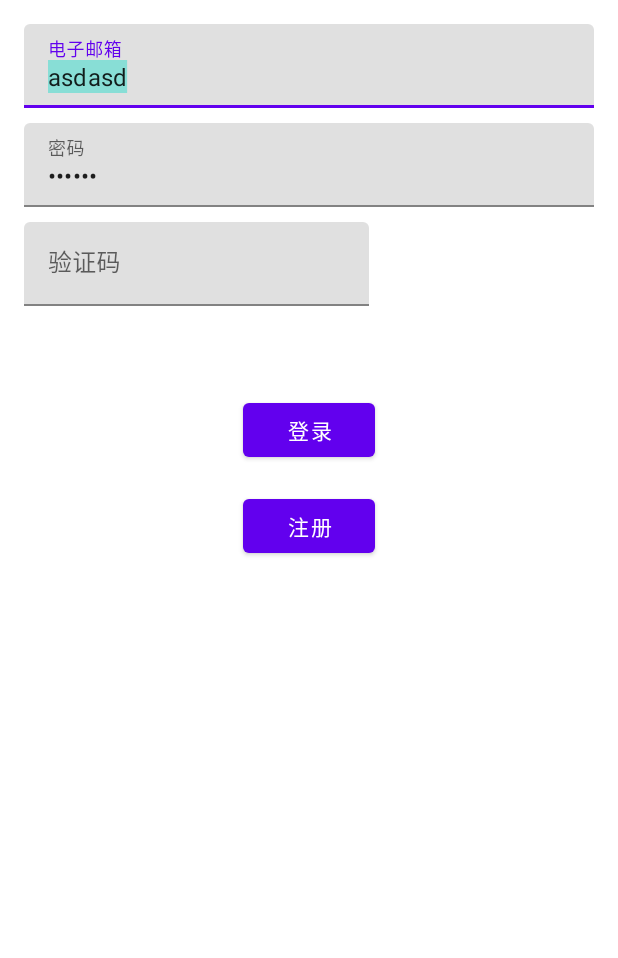
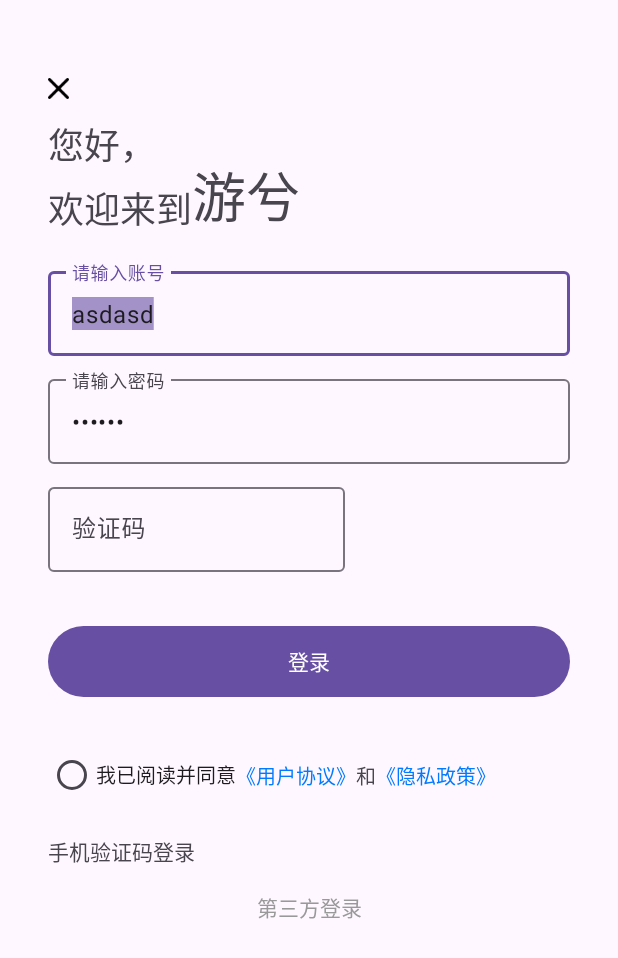
Before and after one commit to klxiaoniu/Youxi, an Android app: the layout activity_login.xml on its own in the app's theme, with its tools: preview values and no code run, on a phone screen of 412 x 824 dp. Shown: the top 958 px of the screen. Run offline under Robolectric (Android 15) with nearby library versions, the phone set to English and light mode, and no system bars.

Commit message:
opt: LoginActivity layout

```diff
--- /dev/null
+++ b/app/src/main/java/com/glittering/youxi/ui/BaseActivity.kt
@@ -0,0 +1,63 @@
+package com.glittering.youxi.ui
+
+import android.app.UiModeManager
+import android.content.Context
+import android.content.res.Configuration
+import android.os.Bundle
+import androidx.appcompat.app.AlertDialog
+import androidx.appcompat.app.AppCompatActivity
+import androidx.viewbinding.ViewBinding
+import com.dylanc.viewbinding.base.ActivityBinding
+import com.dylanc.viewbinding.base.ActivityBindingDelegate
+import com.gyf.immersionbar.ImmersionBar
+
+
+abstract class BaseActivity<VB : ViewBinding> : AppCompatActivity(),
+    ActivityBinding<VB> by ActivityBindingDelegate() {
+
+    private var mLoading: AlertDialog? = null
+    override fun onCreate(savedInstanceState: Bundle?) {
+        super.onCreate(savedInstanceState)
+        setContentViewWithBinding()
+//        val actionBar: ActionBar? = supportActionBar
+//        if (actionBar != null) {
+//            actionBar.setHomeButtonEnabled(true)
+//            actionBar.setDisplayHomeAsUpEnabled(true)
+//        }
+
+
+//        val color = SurfaceColors.SURFACE_2.getColor(this)
+//        window.statusBarColor = color // Set color of system statusBar same as ActionBar
+//        window.navigationBarColor =
+//            color // Set color of system navigationBar same as BottomNavigationView
+
+        ImmersionBar.with(this)
+            .transparentBar()
+            .statusBarDarkFont(!isDarkTheme(this))   //状态栏字体是深色，不写默认为亮色
+            .navigationBarDarkIcon(true)
+            .init()
+
+    }
+
+    fun isDarkTheme(context: Context): Boolean {
+        val flag = context.resources.configuration.uiMode and
+                Configuration.UI_MODE_NIGHT_MASK
+        return flag == Configuration.UI_MODE_NIGHT_YES
+    }
+
+//    override fun onOptionsItemSelected(item: MenuItem): Boolean {
+//        when (item.itemId) {
+//            android.R.id.home -> finish() // back button
+//        }
+//        return super.onOptionsItemSelected(item)
+//    }
+
+    fun showLoading() {
+//        val view = layoutInflater.inflate(R.layout.dialog_loading_pbar, null)
+//        mLoading = MaterialAlertDialogBuilder(this).setView(view).setCancelable(false).show()
+    }
+
+    fun dismissLoading() {
+        mLoading?.dismiss()
+    }
+}
--- a/app/src/main/java/com/glittering/youxi/LoginActivity.kt
+++ b/app/src/main/java/com/glittering/youxi/ui/LoginActivity.kt
@@ -1,5 +1,6 @@
-package com.glittering.youxi
+package com.glittering.youxi.ui
 
+import android.content.res.ColorStateList
 import android.graphics.Bitmap
 import android.graphics.BitmapFactory
 import android.graphics.Canvas
@@ -11,6 +12,7 @@ import android.util.Base64
 import android.util.Log
 import androidx.appcompat.app.AppCompatActivity
 import com.glittering.youxi.MyApplication.Companion.loggedInUser
+import com.glittering.youxi.R
 import com.glittering.youxi.data.*
 import com.glittering.youxi.databinding.ActivityLoginBinding
 import com.glittering.youxi.utils.setToken
@@ -25,15 +27,11 @@ import retrofit2.Response
 import java.io.ByteArrayOutputStream
 
 
-class LoginActivity : AppCompatActivity() {
-
-    private lateinit var binding: ActivityLoginBinding
+class LoginActivity : BaseActivity<ActivityLoginBinding>() {
 
     override fun onCreate(savedInstanceState: Bundle?) {
         super.onCreate(savedInstanceState)
 
-        binding = ActivityLoginBinding.inflate(layoutInflater)
-        setContentView(binding.root)
         val username = binding.username
         val password = binding.password
         val ivCode = binding.ivCode
@@ -41,11 +39,22 @@ class LoginActivity : AppCompatActivity() {
 
         ivCode.setOnClickListener { getCode() }
         getCode()
-
+        if (isDarkTheme(this)) {
+            binding.close.setColorFilter(getColor(R.color.white))
+        }
+        binding.close.setOnClickListener { finish() }
         binding.login.setOnClickListener {
+            if (!binding.checkAgree.isChecked){
+                ToastShort("请先阅读并同意《用户协议》和《隐私政策》")
+                return@setOnClickListener
+            }
             val userService = ServiceCreator.create<UserService>()
 
-            val loginRequest = LoginRequest(username.text.toString(), password.text.toString(),code.text.toString())
+            val loginRequest = LoginRequest(
+                username.text.toString(),
+                password.text.toString(),
+                code.text.toString()
+            )
             val json = FormBody.create(
                 MediaType.parse("application/json; charset=utf-8"),
                 Gson().toJson(loginRequest)
--- a/app/src/main/java/com/glittering/youxi/MainActivity.kt
+++ b/app/src/main/java/com/glittering/youxi/ui/MainActivity.kt
@@ -1,23 +1,18 @@
-package com.glittering.youxi
+package com.glittering.youxi.ui
 
 import android.os.Bundle
 import com.google.android.material.bottomnavigation.BottomNavigationView
 import androidx.appcompat.app.AppCompatActivity
 import androidx.navigation.findNavController
 import androidx.navigation.ui.AppBarConfiguration
-import androidx.navigation.ui.setupActionBarWithNavController
 import androidx.navigation.ui.setupWithNavController
+import com.glittering.youxi.R
 import com.glittering.youxi.databinding.ActivityMainBinding
 
-class MainActivity : AppCompatActivity() {
-
-    private lateinit var binding: ActivityMainBinding
+class MainActivity : BaseActivity<ActivityMainBinding>() {
 
     override fun onCreate(savedInstanceState: Bundle?) {
         super.onCreate(savedInstanceState)
-
-        binding = ActivityMainBinding.inflate(layoutInflater)
-        setContentView(binding.root)
 
         val navView: BottomNavigationView = binding.navView
 
@@ -29,7 +24,7 @@ class MainActivity : AppCompatActivity() {
                 R.id.navigation_home, R.id.navigation_dashboard, R.id.navigation_notifications
             )
         )
-        setupActionBarWithNavController(navController, appBarConfiguration)
+        //setupActionBarWithNavController(navController, appBarConfiguration)
         navView.setupWithNavController(navController)
     }
 }
--- /dev/null
+++ b/app/src/main/java/com/glittering/youxi/ui/NoSpaceTextView.java
@@ -0,0 +1,115 @@
+package com.glittering.youxi.ui;
+
+
+import android.annotation.SuppressLint;
+import android.content.Context;
+import android.graphics.Paint;
+import android.graphics.Rect;
+import android.text.Layout;
+import android.text.TextPaint;
+import android.util.AttributeSet;
+import android.widget.TextView;
+
+import androidx.annotation.Nullable;
+
+/**
+ * @author luowang8
+ * @date 2020-01-17 16:36
+ */
+
+@SuppressLint("AppCompatCustomView")
+public class NoSpaceTextView extends TextView {
+
+    /**
+     * 控制measure()方法 刷新测量
+     */
+    private boolean refreshMeasure = false;
+
+    public NoSpaceTextView(Context context) {
+        super(context);
+    }
+
+    public NoSpaceTextView(Context context, @Nullable AttributeSet attrs) {
+        super(context, attrs);
+    }
+
+    public NoSpaceTextView(Context context, @Nullable AttributeSet attrs, int defStyleAttr) {
+        super(context, attrs, defStyleAttr);
+    }
+
+    @Override
+    protected void onMeasure(int widthMeasureSpec, int heightMeasureSpec) {
+        super.onMeasure(widthMeasureSpec, heightMeasureSpec);
+
+        removeSpace(widthMeasureSpec, heightMeasureSpec);
+    }
+
+    @Override
+    public void setText(CharSequence text, BufferType type) {
+        super.setText(text, type);
+        // 每次文本内容改变时，需要测量两次，确保计算的高度没有问题
+        refreshMeasure = true;
+    }
+
+    /**
+     * 这里处理文本的上下留白问题
+     */
+    private void removeSpace(int widthspc, int heightspc) {
+
+        int       paddingTop = 0;
+        String[]  linesText  = getLinesText();
+        TextPaint paint      = getPaint();
+        Rect      rect       = new Rect();
+        String    text       = linesText[0];
+        paint.getTextBounds(text, 0, text.length(), rect);
+
+        Paint.FontMetricsInt fontMetricsInt = new Paint.FontMetricsInt();
+        paint.getFontMetricsInt(fontMetricsInt);
+
+        paddingTop = (fontMetricsInt.top - rect.top);
+
+        // 设置TextView向上的padding (小于0, 即把TextView文本内容向上移动)
+        setPadding(getLeftPaddingOffset()
+                , paddingTop + getTopPaddingOffset()
+                , getRightPaddingOffset()
+                , getBottomPaddingOffset());
+
+        String endText = linesText[linesText.length - 1];
+        paint.getTextBounds(endText, 0, endText.length(), rect);
+
+        // 再减去最后一行文本的底部空白，得到的就是TextView内容上线贴边的的高度，到达消除文本上下留白的问题
+        setMeasuredDimension(getMeasuredWidth()
+                , getMeasuredHeight() - (fontMetricsInt.bottom - rect.bottom));
+
+        if (refreshMeasure) {
+            refreshMeasure = false;
+            measure(widthspc, heightspc);
+        }
+    }
+
+    /**
+     * 获取每一行的文本内容
+     */
+    private String[] getLinesText() {
+
+        int start = 0;
+        int end   = 0;
+
+        String[] texts = new String[getLineCount()];
+
+        String text = getText().toString();
+
+        Layout layout = getLayout();
+
+        for (int i = 0; i < getLineCount(); i++) {
+            end = layout.getLineEnd(i);
+
+            String line = text.substring(start, end); //指定行的内容
+            start = end;
+
+            texts[i] = line;
+        }
+
+        return texts;
+    }
+}
--- a/app/src/main/java/com/glittering/youxi/ui/home/HomeFragment.kt
+++ b/app/src/main/java/com/glittering/youxi/ui/home/HomeFragment.kt
@@ -6,12 +6,10 @@ import android.view.LayoutInflater
 import android.view.View
 import android.view.ViewGroup
 import android.widget.Button
-import android.widget.TextView
 import androidx.fragment.app.Fragment
 import androidx.lifecycle.ViewModelProvider
-import com.glittering.youxi.LoginActivity
+import com.glittering.youxi.ui.LoginActivity
 import com.glittering.youxi.databinding.FragmentHomeBinding
-import com.xiaoniu.fund.applicationContext
 
 class HomeFragment : Fragment() {
 
--- a/app/src/main/java/com/glittering/youxi/ui/notifications/NotificationsFragment.kt
+++ b/app/src/main/java/com/glittering/youxi/ui/notifications/NotificationsFragment.kt
@@ -17,7 +17,7 @@ import androidx.core.content.PermissionChecker.PERMISSION_GRANTED
 import androidx.core.content.PermissionChecker.checkSelfPermission
 import androidx.fragment.app.Fragment
 import androidx.lifecycle.ViewModelProvider
-import com.glittering.youxi.LoginActivity
+import com.glittering.youxi.ui.LoginActivity
 import com.glittering.youxi.R
 import com.glittering.youxi.databinding.FragmentNotificationsBinding
 
--- a/app/src/main/res/layout/activity_login.xml
+++ b/app/src/main/res/layout/activity_login.xml
@@ -5,23 +5,62 @@
     android:id="@+id/container"
     android:layout_width="match_parent"
     android:layout_height="match_parent"
-    android:fitsSystemWindows="true"
     android:paddingLeft="@dimen/activity_horizontal_margin"
     android:paddingTop="@dimen/activity_vertical_margin"
     android:paddingRight="@dimen/activity_horizontal_margin"
     android:paddingBottom="@dimen/activity_vertical_margin"
-    tools:context=".LoginActivity">
+    tools:context=".ui.LoginActivity">
+
+    <ImageView
+        android:id="@+id/close"
+        android:layout_width="wrap_content"
+        android:layout_height="wrap_content"
+        android:layout_marginTop="20dp"
+        android:src="@drawable/close"
+        app:layout_constraintStart_toStartOf="parent"
+        app:layout_constraintTop_toTopOf="parent" />
+
+    <TextView
+        android:id="@+id/tv_ninhao"
+        android:layout_width="wrap_content"
+        android:layout_height="wrap_content"
+        android:layout_marginTop="12dp"
+        android:text="您好，"
+        android:textSize="24dp"
+        app:layout_constraintStart_toStartOf="parent"
+        app:layout_constraintTop_toBottomOf="@+id/close" />
+
+    <com.glittering.youxi.ui.NoSpaceTextView
+        android:id="@+id/tv_weicometo"
+        android:layout_width="wrap_content"
+        android:layout_height="wrap_content"
+        android:layout_marginTop="12dp"
+        android:text="欢迎来到"
+        android:textSize="24dp"
+        app:layout_constraintStart_toStartOf="parent"
+        app:layout_constraintTop_toBottomOf="@+id/tv_ninhao" />
+
+    <com.glittering.youxi.ui.NoSpaceTextView
+        android:layout_width="wrap_content"
+        android:layout_height="wrap_content"
+        android:fontFamily="@font/youshe"
+        android:includeFontPadding="false"
+        android:text="@string/app_name"
+        android:textSize="36dp"
+        app:layout_constraintBottom_toBottomOf="@+id/tv_weicometo"
+        app:layout_constraintStart_toEndOf="@id/tv_weicometo" />
 
     <com.google.android.material.textfield.TextInputLayout
         android:id="@+id/layout_username"
         android:layout_width="match_parent"
         android:layout_height="wrap_content"
+        android:layout_marginTop="18dp"
         android:hint="@string/prompt_email"
         app:hintAnimationEnabled="true"
         app:hintEnabled="true"
         app:layout_constraintEnd_toEndOf="parent"
         app:layout_constraintStart_toStartOf="parent"
-        app:layout_constraintTop_toTopOf="parent">
+        app:layout_constraintTop_toBottomOf="@id/tv_weicometo">
 
         <com.google.android.material.textfield.TextInputEditText
             android:id="@+id/username"
@@ -86,60 +125,78 @@
         app:layout_constraintEnd_toEndOf="parent"
         app:layout_constraintTop_toTopOf="@id/layout_code" />
 
-    <com.google.android.material.textfield.TextInputLayout
-        android:id="@+id/layout_name"
+    <Button
+        android:id="@+id/login"
         android:layout_width="match_parent"
+        android:layout_height="55dp"
+        android:layout_gravity="start"
+        android:layout_marginTop="32dp"
+        android:layout_marginBottom="64dp"
+        android:text="@string/action_sign_in"
+        app:layout_constraintStart_toStartOf="parent"
+        app:layout_constraintTop_toBottomOf="@+id/layout_code" />
+
+    <CheckBox
+        android:id="@+id/check_agree"
+        style="@style/Widget.AppCompat.CompoundButton.RadioButton"
+        android:layout_width="wrap_content"
         android:layout_height="wrap_content"
-        android:layout_marginTop="10dp"
-        android:hint="@string/prompt_name"
-        android:visibility="gone"
-        app:hintAnimationEnabled="true"
-        app:hintEnabled="true"
+        android:layout_marginTop="24dp"
+        android:text="我已阅读并同意"
+        android:textSize="13dp"
+        app:layout_constraintStart_toStartOf="parent"
+        app:layout_constraintTop_toBottomOf="@+id/login" />
+
+    <TextView
+        android:id="@+id/agreement"
+        android:layout_width="wrap_content"
+        android:layout_height="wrap_content"
+        android:text="《用户协议》"
+        android:textSize="13dp"
+        android:textColor="#007BFF"
+        app:layout_constraintStart_toEndOf="@id/check_agree"
+        app:layout_constraintTop_toTopOf="@id/check_agree"
+        app:layout_constraintBottom_toBottomOf="@+id/check_agree"/>
+
+    <TextView
+        android:id="@+id/and"
+        android:layout_width="wrap_content"
+        android:layout_height="wrap_content"
+        android:text="和"
+        android:textSize="13dp"
+        app:layout_constraintStart_toEndOf="@id/agreement"
+        app:layout_constraintTop_toTopOf="@id/check_agree"
+        app:layout_constraintBottom_toBottomOf="@+id/check_agree"/>
+
+    <TextView
+        android:id="@+id/privacy"
+        android:layout_width="wrap_content"
+        android:layout_height="wrap_content"
+        android:text="《隐私政策》"
+        android:textSize="13dp"
+        android:textColor="#007BFF"
+        app:layout_constraintStart_toEndOf="@id/and"
+        app:layout_constraintTop_toTopOf="@id/check_agree"
+        app:layout_constraintBottom_toBottomOf="@+id/check_agree"/>
+
+    <TextView
+        android:id="@+id/phone_login"
+        android:layout_width="wrap_content"
+        android:layout_height="wrap_content"
+        android:layout_marginTop="16dp"
+        android:text="手机验证码登录"
+        app:layout_constraintStart_toStartOf="parent"
+        app:layout_constraintTop_toBottomOf="@+id/check_agree" />
+
+    <TextView
+        android:layout_width="wrap_content"
+        android:layout_height="wrap_content"
+        android:layout_marginTop="16dp"
+        android:text="第三方登录"
+        android:textColor="#999999"
         app:layout_constraintEnd_toEndOf="parent"
         app:layout_constraintStart_toStartOf="parent"
-        app:layout_constraintTop_toBottomOf="@+id/layout_password">
-
-        <com.google.android.material.textfield.TextInputEditText
-            android:id="@+id/name"
-            android:layout_width="match_parent"
-            android:layout_height="wrap_content"
-            android:imeOptions="actionNext" />
-    </com.google.android.material.textfield.TextInputLayout>
-
-    <com.google.android.material.textfield.TextInputLayout
-        android:id="@+id/layout_phone"
-        android:layout_width="match_parent"
-        android:layout_height="wrap_content"
-        android:layout_marginTop="10dp"
-        android:hint="@string/prompt_phone"
-        android:visibility="gone"
-        app:hintAnimationEnabled="true"
-        app:hintEnabled="true"
-        app:layout_constraintEnd_toEndOf="parent"
-        app:layout_constraintStart_toStartOf="parent"
-        app:layout_constraintTop_toBottomOf="@+id/layout_name">
-
-        <com.google.android.material.textfield.TextInputEditText
-            android:id="@+id/phone"
-            android:layout_width="match_parent"
-            android:layout_height="wrap_content"
-            android:imeOptions="actionNext"
-            android:inputType="phone" />
-    </com.google.android.material.textfield.TextInputLayout>
-
-    <Button
-        android:id="@+id/login"
-        android:layout_width="wrap_content"
-        android:layout_height="wrap_content"
-        android:layout_gravity="start"
-        android:layout_marginTop="16dp"
-        android:layout_marginBottom="64dp"
-        android:text="@string/action_sign_in"
-        app:layout_constraintBottom_toBottomOf="parent"
-        app:layout_constraintEnd_toEndOf="parent"
-        app:layout_constraintStart_toStartOf="parent"
-        app:layout_constraintTop_toBottomOf="@+id/layout_password"
-        app:layout_constraintVertical_bias="0.2" />
+        app:layout_constraintTop_toBottomOf="@+id/phone_login" />
 
     <Button
         android:id="@+id/register"
@@ -149,6 +206,7 @@
         android:layout_marginTop="16dp"
         android:layout_marginBottom="64dp"
         android:text="@string/action_register"
+        android:visibility="gone"
         app:layout_constraintBottom_toBottomOf="parent"
         app:layout_constraintEnd_toEndOf="parent"
         app:layout_constraintStart_toStartOf="parent"
--- a/app/src/main/res/values-night/themes.xml
+++ b/app/src/main/res/values-night/themes.xml
@@ -1,16 +1,16 @@
 <resources xmlns:tools="http://schemas.android.com/tools">
     <!-- Base application theme. -->
-    <style name="Theme.游兮" parent="Theme.MaterialComponents.DayNight.DarkActionBar">
-        <!-- Primary brand color. -->
-        <item name="colorPrimary">@color/purple_200</item>
-        <item name="colorPrimaryVariant">@color/purple_700</item>
-        <item name="colorOnPrimary">@color/black</item>
-        <!-- Secondary brand color. -->
-        <item name="colorSecondary">@color/teal_200</item>
-        <item name="colorSecondaryVariant">@color/teal_200</item>
-        <item name="colorOnSecondary">@color/black</item>
-        <!-- Status bar color. -->
-        <item name="android:statusBarColor">?attr/colorPrimaryVariant</item>
-        <!-- Customize your theme here. -->
+    <style name="Theme.游兮" parent="Theme.Material3.DayNight.NoActionBar">
+<!--        &lt;!&ndash; Primary brand color. &ndash;&gt;-->
+<!--        <item name="colorPrimary">@color/purple_200</item>-->
+<!--        <item name="colorPrimaryVariant">@color/purple_700</item>-->
+<!--        <item name="colorOnPrimary">@color/black</item>-->
+<!--        &lt;!&ndash; Secondary brand color. &ndash;&gt;-->
+<!--        <item name="colorSecondary">@color/teal_200</item>-->
+<!--        <item name="colorSecondaryVariant">@color/teal_200</item>-->
+<!--        <item name="colorOnSecondary">@color/black</item>-->
+<!--        &lt;!&ndash; Status bar color. &ndash;&gt;-->
+<!--        <item name="android:statusBarColor">?attr/colorPrimaryVariant</item>-->
+<!--        &lt;!&ndash; Customize your theme here. &ndash;&gt;-->
     </style>
 </resources>
--- a/app/src/main/res/values/dimens.xml
+++ b/app/src/main/res/values/dimens.xml
@@ -1,5 +1,5 @@
 <resources>
     <!-- Default screen margins, per the Android Design guidelines. -->
-    <dimen name="activity_horizontal_margin">16dp</dimen>
-    <dimen name="activity_vertical_margin">16dp</dimen>
+    <dimen name="activity_horizontal_margin">32dp</dimen>
+    <dimen name="activity_vertical_margin">32dp</dimen>
 </resources>
--- a/app/src/main/res/values/strings.xml
+++ b/app/src/main/res/values/strings.xml
@@ -4,8 +4,8 @@
     <string name="title_dashboard">Dashboard</string>
     <string name="title_notifications">Notifications</string>
 
-    <string name="prompt_email">电子邮箱</string>
-    <string name="prompt_password">密码</string>
+    <string name="prompt_email">请输入账号</string>
+    <string name="prompt_password">请输入密码</string>
     <string name="action_sign_in">登录</string>
     <string name="prompt_name">姓名</string>
     <string name="prompt_code">验证码</string>
--- a/app/src/main/res/values/themes.xml
+++ b/app/src/main/res/values/themes.xml
@@ -1,16 +1,16 @@
 <resources xmlns:tools="http://schemas.android.com/tools">
     <!-- Base application theme. -->
-    <style name="Theme.游兮" parent="Theme.MaterialComponents.DayNight.DarkActionBar">
-        <!-- Primary brand color. -->
-        <item name="colorPrimary">@color/purple_500</item>
-        <item name="colorPrimaryVariant">@color/purple_700</item>
-        <item name="colorOnPrimary">@color/white</item>
-        <!-- Secondary brand color. -->
-        <item name="colorSecondary">@color/teal_200</item>
-        <item name="colorSecondaryVariant">@color/teal_700</item>
-        <item name="colorOnSecondary">@color/black</item>
-        <!-- Status bar color. -->
-        <item name="android:statusBarColor">?attr/colorPrimaryVariant</item>
-        <!-- Customize your theme here. -->
+    <style name="Theme.游兮" parent="Theme.Material3.DayNight.NoActionBar">
+<!--        &lt;!&ndash; Primary brand color. &ndash;&gt;-->
+<!--        <item name="colorPrimary">@color/purple_500</item>-->
+<!--        <item name="colorPrimaryVariant">@color/purple_700</item>-->
+<!--        <item name="colorOnPrimary">@color/white</item>-->
+<!--        &lt;!&ndash; Secondary brand color. &ndash;&gt;-->
+<!--        <item name="colorSecondary">@color/teal_200</item>-->
+<!--        <item name="colorSecondaryVariant">@color/teal_700</item>-->
+<!--        <item name="colorOnSecondary">@color/black</item>-->
+<!--        &lt;!&ndash; Status bar color. &ndash;&gt;-->
+<!--        <item name="android:statusBarColor">?attr/colorPrimaryVariant</item>-->
+<!--        &lt;!&ndash; Customize your theme here. &ndash;&gt;-->
     </style>
 </resources>
--- a/settings.gradle
+++ b/settings.gradle
@@ -10,6 +10,7 @@ dependencyResolutionManagement {
     repositories {
         google()
         mavenCentral()
+        maven { url 'https://www.jitpack.io' }
     }
 }
 rootProject.name = "游兮"
```
Also changed, not shown: app/build.gradle (+8 -0 lines), app/src/main/AndroidManifest.xml (+12 -4 lines), app/src/main/res/drawable-mdpi/close.png (added), app/src/main/res/drawable-xhdpi/close.png (added), app/src/main/res/drawable-xxhdpi/close.png (added), app/src/main/res/drawable-xxxhdpi/close.png (added), 1 other file.
